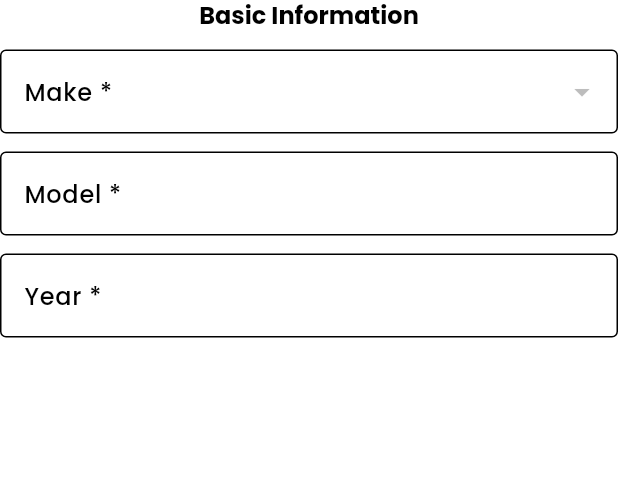
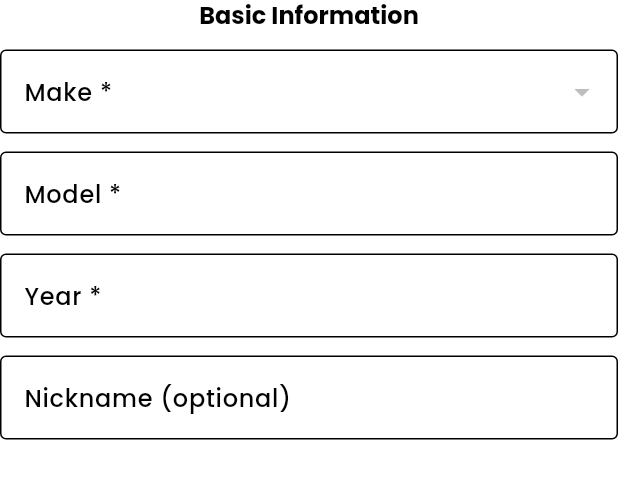
Before and after one commit to joengelena/aurae-beauty-app, a Flutter app: the BasicVehicleInfo widget shown alone on an empty page, opened directly, on a phone screen of 412 x 824 dp. Shown: the top 479 px of the screen. Run offline on Flutter 3.47's test engine with Material 3 defaults, Android fonts, the phone set to English and light mode, and no system bars; our stand-ins replace flutter_local_notifications, flutter_secure_storage, go_router, image_picker, smooth_page_indicator, timezone; missing offline and left inert: fetch_client; accounts and stored records are empty; network calls fail.

Commit message:
Add Nickname to the vehicle
- Add/Edit nickname of the vehicle in Garage

```diff
--- a/lib/data/models/user_vehicle.dart
+++ b/lib/data/models/user_vehicle.dart
@@ -4,6 +4,7 @@ class UserVehicle {
   final String make;
   final String model;
   final int year;
+  final String? nickname;
   final String? licensePlate;
   final String? color;
   final String? fuelType;
@@ -25,6 +26,7 @@ class UserVehicle {
     required this.make,
     required this.model,
     required this.year,
+    this.nickname,
     this.licensePlate,
     this.color,
     this.fuelType,
@@ -48,6 +50,7 @@ class UserVehicle {
       make: json['make'] as String,
       model: json['model'] as String,
       year: json['year'] as int,
+      nickname: json['nickname'] as String?,
       licensePlate: json['licensePlate'] as String?,
       color: json['color'] as String?,
       fuelType: json['fuelType'] as String?,
@@ -72,6 +75,7 @@ class UserVehicle {
       'make': make,
       'model': model,
       'year': year,
+      'nickname': nickname,
       'licensePlate': licensePlate,
       'color': color,
       'fuelType': fuelType,
--- a/lib/logic/edit_vehicle_provider.dart
+++ b/lib/logic/edit_vehicle_provider.dart
@@ -90,6 +90,9 @@ class EditVehicleProvider extends ChangeNotifier
     _formData['insuranceProvider'] = vehicle.insuranceProvider;
 
     // Optional fields - only add if not null
+    if (vehicle.nickname != null) {
+      _formData['nickname'] = vehicle.nickname!;
+    }
     if (vehicle.licensePlate != null) {
       _formData['licensePlate'] = vehicle.licensePlate!;
     }
--- a/lib/presentation/widgets/vehicle_form/basic_vehicle_info.dart
+++ b/lib/presentation/widgets/vehicle_form/basic_vehicle_info.dart
@@ -39,6 +39,11 @@ class BasicVehicleInfo extends StatelessWidget {
           min: 1900,
           max: DateTime.now().year + 2,
         ),
+        const StringFormField<VehicleFormProvider>(
+          labelText: 'Nickname (optional)',
+          fieldName: 'nickname',
+          isRequired: false,
+        ),
       ],
     );
   }
```
Also changed, not shown: lib/presentation/pages/vehicle_detail_page.dart (+26 -4 lines), lib/presentation/widgets/garage/vehicle_card.dart (+22 -0 lines).
